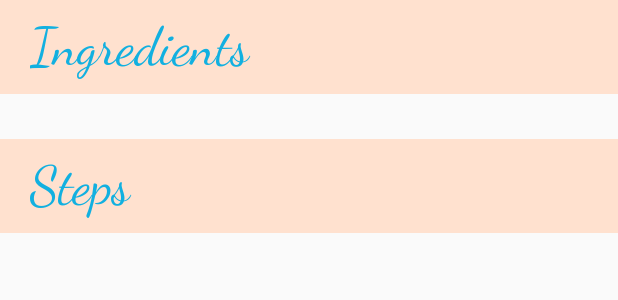
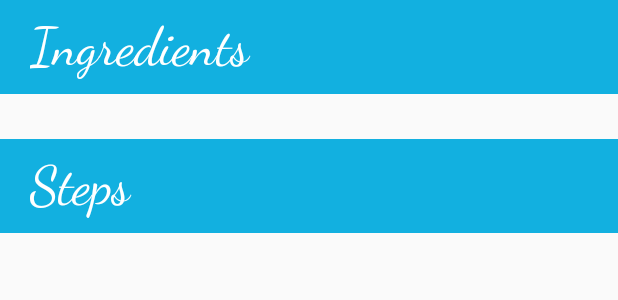
Before and after one commit to abdullah10182/baking-app, an Android app: the layout fragment_ingredients_steps_container.xml on its own in the app's theme, with its tools: preview values and no code run, on a phone screen of 412 x 824 dp. Shown: the top 300 px of the screen. Run offline under Robolectric (Android 15) with nearby library versions, the phone set to English and light mode, and no system bars.

Commit message:
commit from work

```diff
--- a/app/src/main/res/layout/fragment_ingredients_steps_container.xml
+++ b/app/src/main/res/layout/fragment_ingredients_steps_container.xml
@@ -18,12 +18,12 @@
                 android:textSize="35dp"
                 android:fontFamily="cursive"
                 android:text="@string/ingredients"
-                android:background="@color/colorAccentLight"
+                android:background="@color/colorPrimary"
                 android:paddingBottom="10dp"
                 android:paddingTop="10dp"
                 android:layout_marginBottom="10dp"
                 android:paddingLeft="20dp"
-                android:textColor="@color/colorPrimary"
+                android:textColor="#fff"
                 android:id="@+id/tv_ingredients_title"/>
 
             <androidx.recyclerview.widget.RecyclerView
@@ -39,11 +39,11 @@
                 android:textSize="35dp"
                 android:fontFamily="cursive"
                 android:text="@string/steps"
-                android:background="@color/colorAccentLight"
+                android:background="@color/colorPrimary"
                 android:paddingBottom="10dp"
                 android:paddingTop="10dp"
                 android:paddingLeft="20dp"
-                android:textColor="@color/colorPrimary"
+                android:textColor="#fff"
                 android:id="@+id/tv_steps_title"/>
 
             <androidx.recyclerview.widget.RecyclerView
--- a/app/src/main/res/layout/fragment_step_detail_container.xml
+++ b/app/src/main/res/layout/fragment_step_detail_container.xml
@@ -101,7 +101,7 @@
         android:id="@+id/nestedScrollView2"
         android:layout_width="match_parent"
         android:layout_height="0dp"
-        android:background="@color/colorAccentLight"
+        android:background="#f5f5f5"
         android:scrollbars="vertical"
         app:layout_constraintBottom_toTopOf="@+id/view2"
         app:layout_constraintTop_toBottomOf="@+id/view">
```
